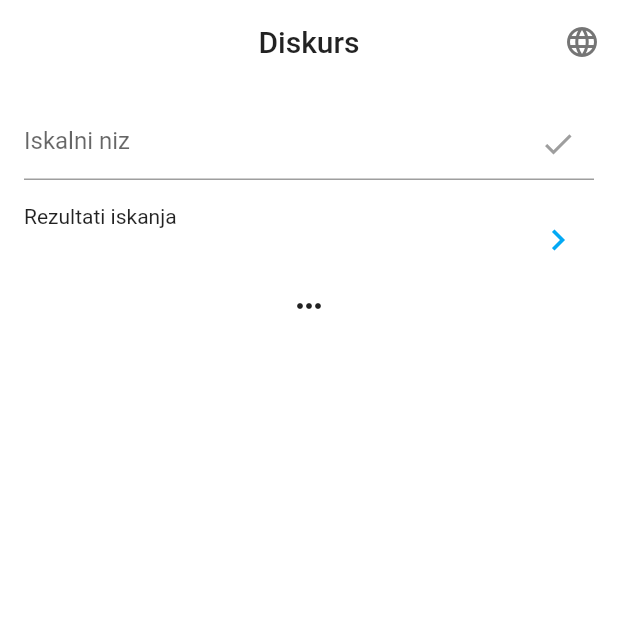
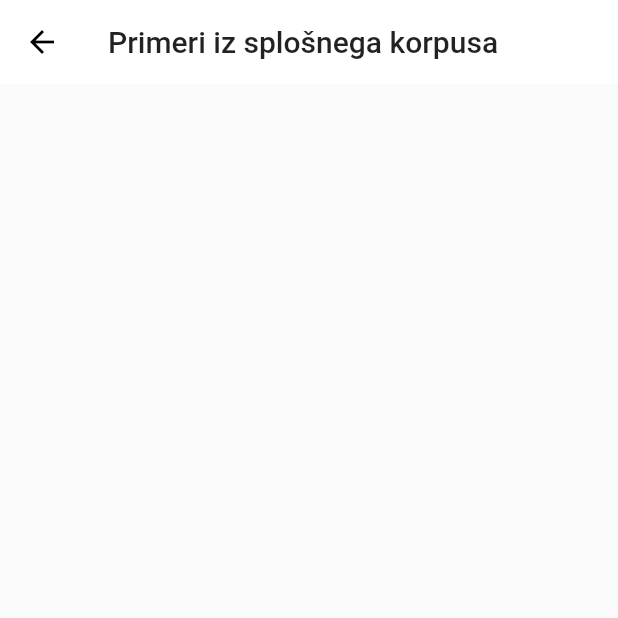
Before and after one commit to sunderee/diskurs, a Flutter app: the screen it shows after launch, after a tap on the "chevron right" icon, on a phone screen of 412 x 824 dp, the top half of it. Run offline on Flutter 3.47's test engine with Material 2 defaults, Android fonts, the phone set to English and light mode, and no system bars; our stand-ins replace rxdart.

Commit message:
Prepare corpus lookup screen and pass arguments (language code and query) to the named route

```diff
--- a/lib/ui/app.dart
+++ b/lib/ui/app.dart
@@ -1,3 +1,4 @@
+import 'package:diskurs/ui/screens/corpus_lookup.screen.dart';
 import 'package:diskurs/ui/screens/main.screen.dart';
 import 'package:flutter/cupertino.dart';
 import 'package:flutter/material.dart';
@@ -24,6 +25,7 @@ class App extends StatelessWidget {
   }
 
   Map<String, WidgetBuilder> _buildRoutes(BuildContext buildContext) => {
-        "/": (buildContext) => MainScreen(),
+        MainScreen.routeName: (buildContext) => MainScreen(),
+        CorpusLookupScreen.routeName: (buildContext) => CorpusLookupScreen(),
       };
 }
--- /dev/null
+++ b/lib/ui/screens/constants/corpus_lookup.const.dart
@@ -0,0 +1,6 @@
+class CorpusLookupConst {
+  final int languageCode;
+  final String query;
+
+  CorpusLookupConst(this.languageCode, this.query);
+}
--- /dev/null
+++ b/lib/ui/screens/corpus_lookup.screen.dart
@@ -0,0 +1,40 @@
+import 'package:diskurs/ui/screens/constants/corpus_lookup.const.dart';
+import 'package:flutter/material.dart';
+import 'package:flutter/widgets.dart';
+
+class CorpusLookupScreen extends StatefulWidget {
+  static const String routeName = '/corpus';
+  @override
+  State<StatefulWidget> createState() => _CorpusLookupScreenState();
+}
+
+class _CorpusLookupScreenState extends State<CorpusLookupScreen> {
+  @override
+  Widget build(BuildContext context) {
+    final CorpusLookupConst args = ModalRoute.of(context).settings.arguments;
+    return Scaffold(
+      appBar: AppBar(
+        title: Text(_setAppBarTitle(args.languageCode)),
+      ),
+    );
+  }
+
+  String _setAppBarTitle(int languageCode) {
+    switch (languageCode) {
+      case 0:
+        return _ToolbarTitleString.LANGUAGE_SLOVENIAN;
+      case 1:
+        return _ToolbarTitleString.LANGUAGE_CROATIAN;
+      case 2:
+        return _ToolbarTitleString.LANGUAGE_SERBIAN;
+      default:
+        return _ToolbarTitleString.LANGUAGE_SLOVENIAN;
+    }
+  }
+}
+
+class _ToolbarTitleString {
+  static const LANGUAGE_SLOVENIAN = 'Primeri iz splošnega korpusa';
+  static const LANGUAGE_CROATIAN = 'Primjeri iz općenitog korpusa';
+  static const LANGUAGE_SERBIAN = 'Primeri iz općenitog korpusa';
+}
--- a/lib/ui/screens/main.screen.dart
+++ b/lib/ui/screens/main.screen.dart
@@ -1,10 +1,13 @@
 import 'package:diskurs/api/blocs/kontekst.bloc.dart';
 import 'package:diskurs/api/constants/language.const.dart';
+import 'package:diskurs/ui/screens/constants/corpus_lookup.const.dart';
+import 'package:diskurs/ui/screens/corpus_lookup.screen.dart';
 import 'package:diskurs/utils/app_strings.util.dart';
 import 'package:flutter/material.dart';
 import 'package:flutter/widgets.dart';
 
 class MainScreen extends StatefulWidget {
+  static const String routeName = '/';
   @override
   State<StatefulWidget> createState() => _MainScreenState();
 }
@@ -163,7 +166,16 @@ class _MainScreenState extends State<MainScreen> {
                     size: 28.0,
                     color: Colors.lightBlue,
                   ),
-                  onPressed: () {},
+                  onPressed: () {
+                    Navigator.pushNamed(
+                      context,
+                      CorpusLookupScreen.routeName,
+                      arguments: CorpusLookupConst(
+                        _currentLanguageStrings.languageCode,
+                        _query,
+                      ),
+                    );
+                  },
                 )
               ],
             ),
```
